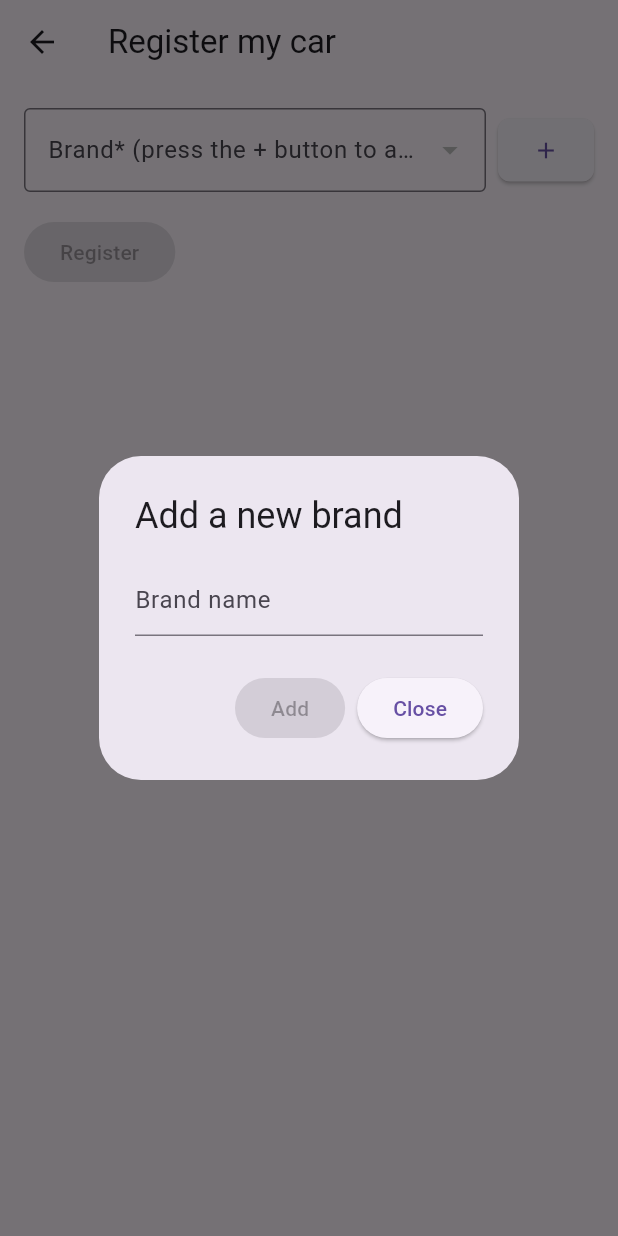
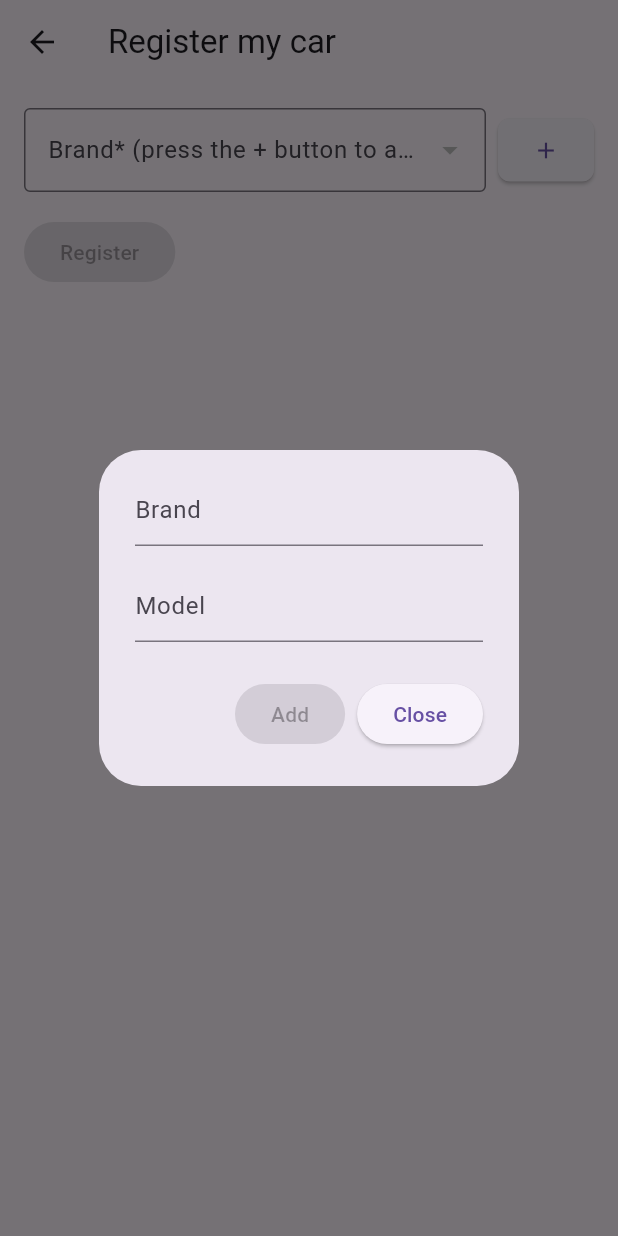
Before and after one commit to cheo2322/rental_car_flutter, a Flutter app: the CarRegister screen opened directly, after a tap on the "add" icon, on a phone screen of 412 x 824 dp. Run offline on Flutter 3.47's test engine with Material 3 defaults, Android fonts, the phone set to English and light mode, and no system bars; our stand-ins replace dio; network calls fail.

Commit message:
Add brand to modal

```diff
--- /dev/null
+++ b/lib/constants/app_constants.dart
@@ -0,0 +1,4 @@
+class AppConstants {
+  static const String addBrand = "Add a new Brand";
+  static const String addModel = "Add a new Model";
+}
--- a/lib/screens/car_register.dart
+++ b/lib/screens/car_register.dart
@@ -141,78 +141,7 @@ class _CarRegisterState extends State<CarRegister> {
                       _loadingBrands
                           ? null
                           : () {
-                            showDialog(
-                              context: context,
-                              builder: (BuildContext context) {
-                                TextEditingController textController =
-                                    TextEditingController();
-                                bool isAddEnabled = false;
-
-                                return StatefulBuilder(
-                                  builder: (context, setStateDialog) {
-                                    return AlertDialog(
-                                      title: Text("Add a new brand"),
-                                      content: TextField(
-                                        controller: textController,
-                                        onChanged: (value) {
-                                          setStateDialog(() {
-                                            isAddEnabled = value.length >= 2;
-                                          });
-                                        },
-                                        decoration: InputDecoration(
-                                          hintText: "Brand name",
-                                        ),
-                                      ),
-                                      actions: <Widget>[
-                                        ElevatedButton(
-                                          onPressed:
-                                              isAddEnabled
-                                                  ? () {
-                                                    final newBrandName =
-                                                        textController.text;
-
-                                                    Navigator.of(context).pop();
-                                                    _createBrand(newBrandName)
-                                                        .then((value) {
-                                                          setState(() {
-                                                            if (!_brands.any(
-                                                              (brand) =>
-                                                                  brand.id ==
-                                                                  value.id,
-                                                            )) {
-                                                              _brands.add(
-                                                                value,
-                                                              );
-                                                            }
-
-                                                            _selectedBrand =
-                                                                value.id;
-                                                            _fetchModels(
-                                                              value.id!,
-                                                            );
-                                                          });
-                                                        })
-                                                        .catchError((error) {
-                                                          print(
-                                                            "Error: $error",
-                                                          );
-                                                        });
-                                                  }
-                                                  : null,
-                                          child: Text("Add"),
-                                        ),
-                                        ElevatedButton(
-                                          onPressed: () {
-                                            Navigator.of(context).pop();
-                                          },
-                                          child: Text("Close"),
-                                        ),
-                                      ],
-                                    );
-                                  },
-                                );
-                              },
-                            );
+                            _showAddDialog(context);
                           },
                   style: ElevatedButton.styleFrom(
                     shape: RoundedRectangleBorder(
@@ -298,4 +227,86 @@ class _CarRegisterState extends State<CarRegister> {
       ),
     );
   }
+
+  void _showAddDialog(BuildContext context) {
+    showDialog(
+      context: context,
+      builder: (BuildContext context) {
+        TextEditingController brandController = TextEditingController();
+        TextEditingController modelController = TextEditingController();
+        bool isAddEnabled = false;
+
+        return StatefulBuilder(
+          builder: (context, setStateDialog) {
+            return AlertDialog(
+              content: Column(
+                mainAxisSize: MainAxisSize.min,
+                children: [
+                  TextField(
+                    controller: brandController,
+                    onChanged: (value) {
+                      setStateDialog(() {
+                        isAddEnabled =
+                            value.length >= 2 &&
+                            modelController.text.length >= 2;
+                      });
+                    },
+                    decoration: InputDecoration(hintText: "Brand"),
+                  ),
+                  SizedBox(height: 16),
+                  TextField(
+                    controller: modelController,
+                    onChanged: (value) {
+                      setStateDialog(() {
+                        isAddEnabled =
+                            value.length >= 2 &&
+                            brandController.text.length >= 2;
+                      });
+                    },
+                    decoration: InputDecoration(hintText: "Model"),
+                  ),
+                ],
+              ),
+              actions: <Widget>[
+                ElevatedButton(
+                  onPressed:
+                      isAddEnabled
+                          ? () {
+                            final newBrandName = brandController.text;
+                            final newModelname = modelController.text;
+
+                            Navigator.of(context).pop();
+
+                            _createBrand(newBrandName)
+                                .then((value) {
+                                  setState(() {
+                                    if (!_brands.any(
+                                      (brand) => brand.id == value.id,
+                                    )) {
+                                      _brands.add(value);
+                                    }
+                                    _selectedBrand = value.id;
+                                    _fetchModels(value.id!);
+                                  });
+                                })
+                                .catchError((error) {
+                                  print("Error: $error");
+                                });
+                          }
+                          : null,
+                  child: Text("Add"),
+                ),
+                ElevatedButton(
+                  onPressed: () {
+                    Navigator.of(context).pop();
+                  },
+                  child: Text("Close"),
+                ),
+              ],
+            );
+          },
+        );
+      },
+    );
+  }
 }
```
